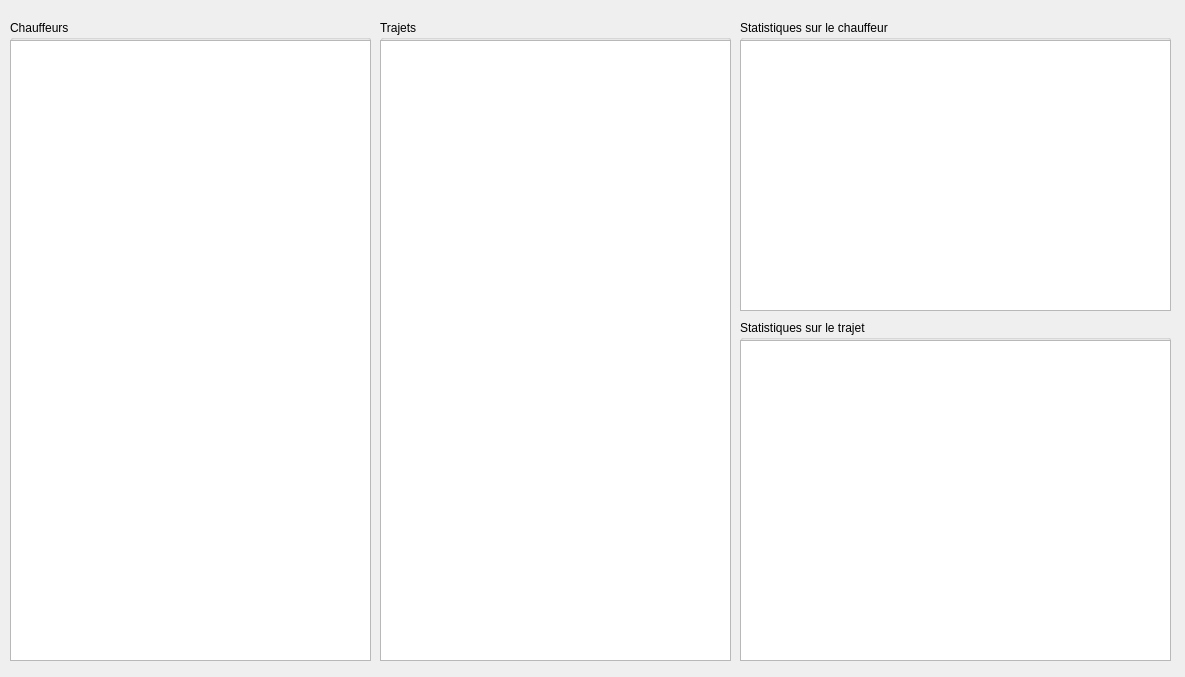
Above: interface/adminpanel.ui from Kaputchino/Projet_Tulle before the change. Below: the same form after it.
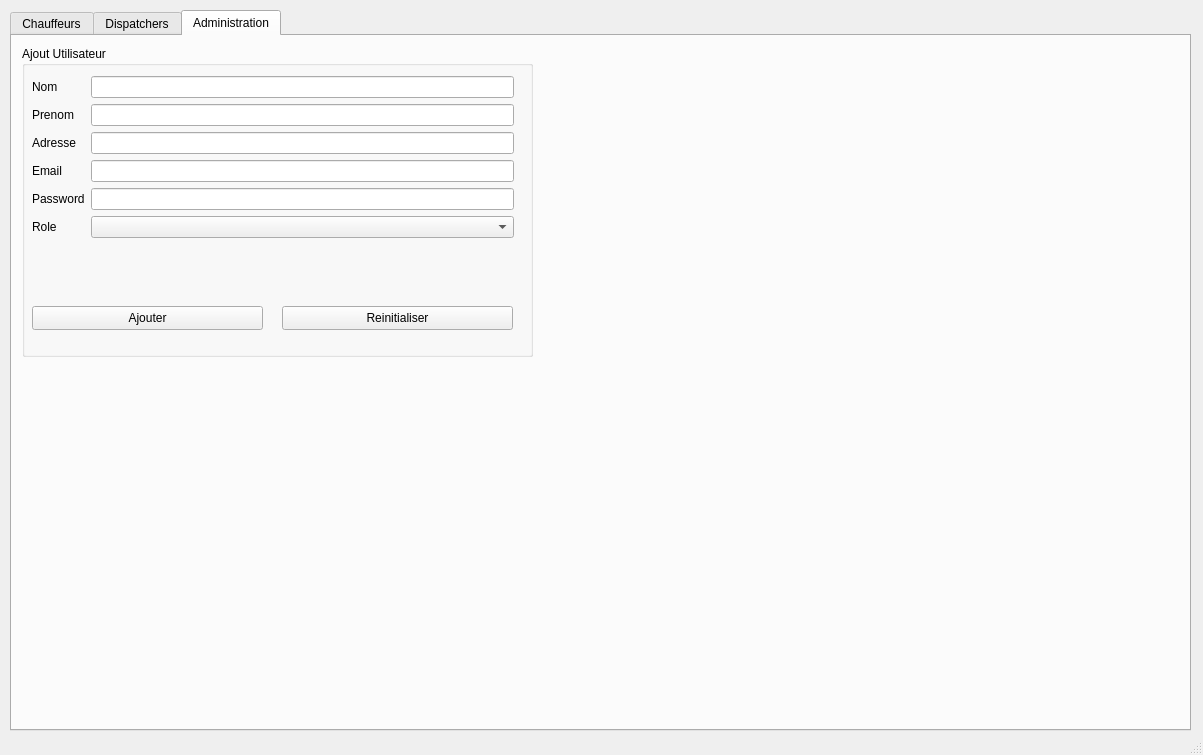
That is the form after the change. The open tabs and pages were chosen to show the change.

```diff
--- a/interface/adminpanel.ui
+++ b/interface/adminpanel.ui
@@ -6,19 +6,35 @@
    <rect>
     <x>0</x>
     <y>0</y>
-    <width>1185</width>
-    <height>677</height>
+    <width>1203</width>
+    <height>755</height>
    </rect>
   </property>
   <property name="windowTitle">
    <string>Interface Adminitrateur</string>
   </property>
   <widget class="QWidget" name="centralwidget">
+   <widget class="QTabWidget" name="tabWidget">
+    <property name="geometry">
+     <rect>
+      <x>10</x>
+      <y>10</y>
+      <width>1181</width>
+      <height>721</height>
+     </rect>
+    </property>
+    <property name="currentIndex">
+     <number>0</number>
+    </property>
+    <widget class="QWidget" name="tab_4">
+     <attribute name="title">
+      <string>Chauffeurs</string>
+     </attribute>
    <widget class="QGroupBox" name="groupBox_2">
     <property name="geometry">
      <rect>
       <x>10</x>
-      <y>20</y>
+        <y>10</y>
       <width>361</width>
       <height>641</height>
      </rect>
@@ -41,7 +57,7 @@
     <property name="geometry">
      <rect>
       <x>380</x>
-      <y>20</y>
+        <y>10</y>
       <width>351</width>
       <height>641</height>
      </rect>
@@ -64,7 +80,7 @@
     <property name="geometry">
      <rect>
       <x>740</x>
-      <y>20</y>
+        <y>10</y>
       <width>431</width>
       <height>291</height>
      </rect>
@@ -87,7 +103,7 @@
     <property name="geometry">
      <rect>
       <x>740</x>
-      <y>320</y>
+        <y>310</y>
       <width>431</width>
       <height>341</height>
      </rect>
@@ -107,6 +123,244 @@
     </widget>
    </widget>
   </widget>
+    <widget class="QWidget" name="tab_5">
+     <attribute name="title">
+      <string>Dispatchers</string>
+     </attribute>
+     <widget class="QGroupBox" name="groupBox_6">
+      <property name="geometry">
+       <rect>
+        <x>10</x>
+        <y>70</y>
+        <width>351</width>
+        <height>581</height>
+       </rect>
+      </property>
+      <property name="title">
+       <string>File d'attente</string>
+      </property>
+      <widget class="QListWidget" name="packetQueue">
+       <property name="geometry">
+        <rect>
+         <x>0</x>
+         <y>20</y>
+         <width>351</width>
+         <height>561</height>
+        </rect>
+       </property>
+      </widget>
+     </widget>
+     <widget class="QGroupBox" name="groupBox_7">
+      <property name="geometry">
+       <rect>
+        <x>380</x>
+        <y>10</y>
+        <width>381</width>
+        <height>641</height>
+       </rect>
+      </property>
+      <property name="title">
+       <string>Colies non-attribues</string>
+      </property>
+      <widget class="QListWidget" name="unattributedPacketList">
+       <property name="geometry">
+        <rect>
+         <x>0</x>
+         <y>20</y>
+         <width>381</width>
+         <height>621</height>
+        </rect>
+       </property>
+      </widget>
+     </widget>
+     <widget class="QComboBox" name="selectDispatcher">
+      <property name="geometry">
+       <rect>
+        <x>10</x>
+        <y>10</y>
+        <width>351</width>
+        <height>51</height>
+       </rect>
+      </property>
+     </widget>
+     <widget class="QGroupBox" name="groupBox_5">
+      <property name="geometry">
+       <rect>
+        <x>770</x>
+        <y>10</y>
+        <width>391</width>
+        <height>291</height>
+       </rect>
+      </property>
+      <property name="title">
+       <string>Statistiques sur le dispatcher</string>
+      </property>
+      <widget class="QPlainTextEdit" name="statDispatcher">
+       <property name="geometry">
+        <rect>
+         <x>0</x>
+         <y>20</y>
+         <width>391</width>
+         <height>271</height>
+        </rect>
+       </property>
+      </widget>
+     </widget>
+     <widget class="QPushButton" name="givePacketButton">
+      <property name="geometry">
+       <rect>
+        <x>770</x>
+        <y>310</y>
+        <width>391</width>
+        <height>41</height>
+       </rect>
+      </property>
+      <property name="text">
+       <string>Attribuer colis</string>
+      </property>
+     </widget>
+     <widget class="QPushButton" name="takebackPacketButton">
+      <property name="geometry">
+       <rect>
+        <x>770</x>
+        <y>360</y>
+        <width>391</width>
+        <height>41</height>
+       </rect>
+      </property>
+      <property name="text">
+       <string>Retirer colis</string>
+      </property>
+     </widget>
+    </widget>
+    <widget class="QWidget" name="tab_3">
+     <attribute name="title">
+      <string>Administration</string>
+     </attribute>
+     <widget class="QGroupBox" name="groupBox_8">
+      <property name="geometry">
+       <rect>
+        <x>10</x>
+        <y>10</y>
+        <width>511</width>
+        <height>311</height>
+       </rect>
+      </property>
+      <property name="title">
+       <string>Ajout Utilisateur</string>
+      </property>
+      <widget class="QWidget" name="formLayoutWidget">
+       <property name="geometry">
+        <rect>
+         <x>0</x>
+         <y>20</y>
+         <width>511</width>
+         <height>201</height>
+        </rect>
+       </property>
+       <layout class="QFormLayout" name="formLayout">
+        <property name="leftMargin">
+         <number>10</number>
+        </property>
+        <property name="topMargin">
+         <number>10</number>
+        </property>
+        <property name="rightMargin">
+         <number>19</number>
+        </property>
+        <item row="0" column="0">
+         <widget class="QLabel" name="label">
+          <property name="text">
+           <string>Nom</string>
+          </property>
+         </widget>
+        </item>
+        <item row="0" column="1">
+         <widget class="QLineEdit" name="nameField"/>
+        </item>
+        <item row="1" column="0">
+         <widget class="QLabel" name="label_2">
+          <property name="text">
+           <string>Prenom</string>
+          </property>
+         </widget>
+        </item>
+        <item row="1" column="1">
+         <widget class="QLineEdit" name="firstnameField"/>
+        </item>
+        <item row="3" column="0">
+         <widget class="QLabel" name="label_3">
+          <property name="text">
+           <string>Email</string>
+          </property>
+         </widget>
+        </item>
+        <item row="3" column="1">
+         <widget class="QLineEdit" name="emailField"/>
+        </item>
+        <item row="4" column="0">
+         <widget class="QLabel" name="label_4">
+          <property name="text">
+           <string>Password</string>
+          </property>
+         </widget>
+        </item>
+        <item row="4" column="1">
+         <widget class="QLineEdit" name="passFiekld"/>
+        </item>
+        <item row="5" column="0">
+         <widget class="QLabel" name="label_5">
+          <property name="text">
+           <string>Role</string>
+          </property>
+         </widget>
+        </item>
+        <item row="5" column="1">
+         <widget class="QComboBox" name="comboBox"/>
+        </item>
+        <item row="2" column="0">
+         <widget class="QLabel" name="label_6">
+          <property name="text">
+           <string>Adresse</string>
+          </property>
+         </widget>
+        </item>
+        <item row="2" column="1">
+         <widget class="QLineEdit" name="addrField"/>
+        </item>
+       </layout>
+      </widget>
+      <widget class="QPushButton" name="addUsrField">
+       <property name="geometry">
+        <rect>
+         <x>10</x>
+         <y>260</y>
+         <width>231</width>
+         <height>24</height>
+        </rect>
+       </property>
+       <property name="text">
+        <string>Ajouter</string>
+       </property>
+      </widget>
+      <widget class="QPushButton" name="resetUserField">
+       <property name="geometry">
+        <rect>
+         <x>260</x>
+         <y>260</y>
+         <width>231</width>
+         <height>24</height>
+        </rect>
+       </property>
+       <property name="text">
+        <string>Reinitialiser</string>
+       </property>
+      </widget>
+     </widget>
+    </widget>
+   </widget>
+  </widget>
+  <widget class="QStatusBar" name="statusBar"/>
  </widget>
  <resources/>
  <connections/>
```
Lines whose indentation alone changed are shown as unchanged.
